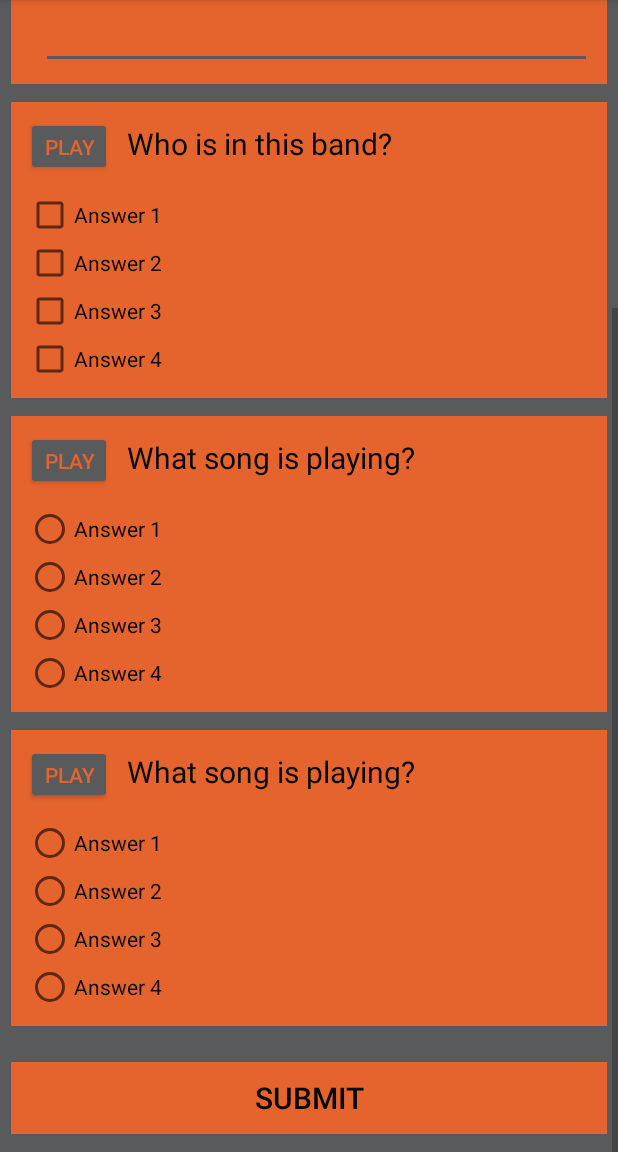
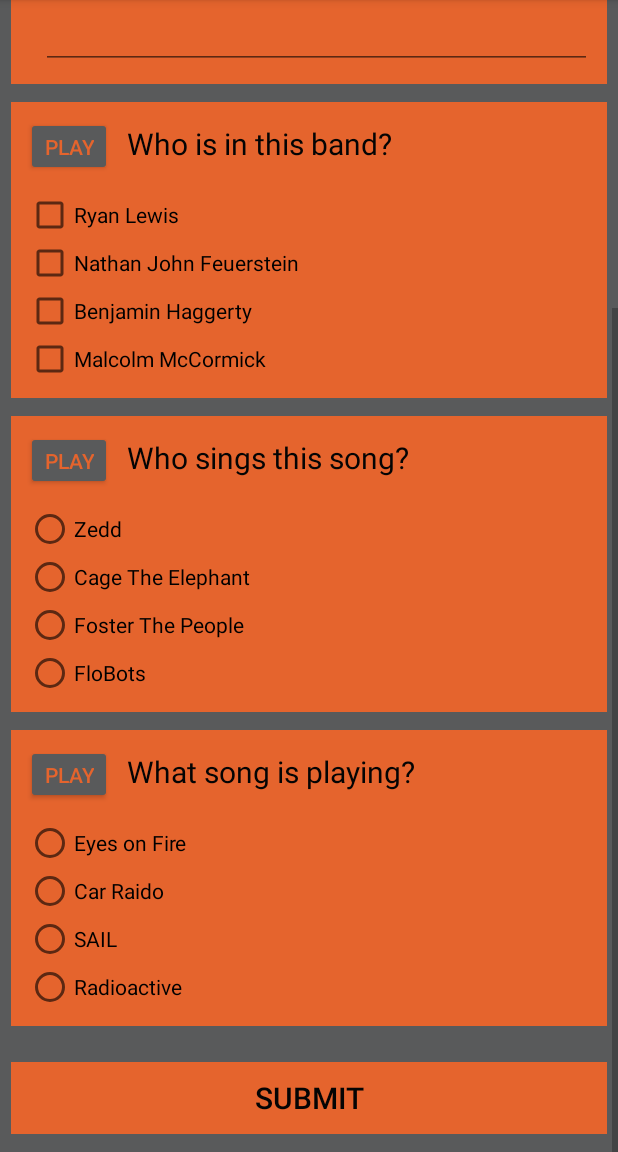
Before and after one commit to masterblasterx89/Quiz_App, an Android app: the screen it shows after launch (MainActivity), scrolled down 280 dp, on a phone screen of 412 x 824 dp, the part 84-1236 px from its top. Run offline under Robolectric (Android 15) with nearby library versions, the phone set to English and light mode, and no system bars.

Commit message:
Added more logic to fix bug in the checkbox's also fixed all hardcode strings.

```diff
--- a/app/src/main/java/com/qubixsolutions/quiz_app/MainActivity.java
+++ b/app/src/main/java/com/qubixsolutions/quiz_app/MainActivity.java
@@ -18,14 +18,15 @@ public class MainActivity extends AppCompatActivity {
 
     int numberCorrect = 0;
 
+    // Methods that play/grab the mps for the play buttons.
     @Override
     protected void onCreate(Bundle savedInstanceState) {
         super.onCreate(savedInstanceState);
         setContentView(R.layout.activity_main);
 
         Button firstPlayButton = this.findViewById(R.id.first_play_btn);
-        final MediaPlayer firstPlayMP = MediaPlayer.create(this, R.raw.test_sound);
-        firstPlayButton.setOnClickListener(new View.OnClickListener(){
+        final MediaPlayer firstPlayMP = MediaPlayer.create(this, R.raw.matchquestion1);
+        firstPlayButton.setOnClickListener(new View.OnClickListener() {
 
             public void onClick(View v) {
                 firstPlayMP.start();
@@ -33,8 +34,8 @@ public class MainActivity extends AppCompatActivity {
         });
 
         Button secondPlayButton = this.findViewById(R.id.second_play_btn);
-        final MediaPlayer secondPlayMP = MediaPlayer.create(this, R.raw.test_sound);
-        secondPlayButton.setOnClickListener(new View.OnClickListener(){
+        final MediaPlayer secondPlayMP = MediaPlayer.create(this, R.raw.pilotquestion2);
+        secondPlayButton.setOnClickListener(new View.OnClickListener() {
 
             public void onClick(View v) {
                 secondPlayMP.start();
@@ -42,8 +43,8 @@ public class MainActivity extends AppCompatActivity {
         });
 
         Button thirdPlayButton = this.findViewById(R.id.third_play_btn);
-        final MediaPlayer thirdPlayMP = MediaPlayer.create(this, R.raw.test_sound);
-        thirdPlayButton.setOnClickListener(new View.OnClickListener(){
+        final MediaPlayer thirdPlayMP = MediaPlayer.create(this, R.raw.mackquestion3);
+        thirdPlayButton.setOnClickListener(new View.OnClickListener() {
 
             public void onClick(View v) {
                 thirdPlayMP.start();
@@ -51,8 +52,8 @@ public class MainActivity extends AppCompatActivity {
         });
 
         Button forthPlayButton = this.findViewById(R.id.forth_play_btn);
-        final MediaPlayer forthPlayMP = MediaPlayer.create(this, R.raw.test_sound);
-        forthPlayButton.setOnClickListener(new View.OnClickListener(){
+        final MediaPlayer forthPlayMP = MediaPlayer.create(this, R.raw.flobotsquestion4);
+        forthPlayButton.setOnClickListener(new View.OnClickListener() {
 
             public void onClick(View v) {
                 forthPlayMP.start();
@@ -60,8 +61,8 @@ public class MainActivity extends AppCompatActivity {
         });
 
         Button fifthPlayButton = this.findViewById(R.id.fifth_play_btn);
-        final MediaPlayer fifthPlayMP = MediaPlayer.create(this, R.raw.test_sound);
-        fifthPlayButton.setOnClickListener(new View.OnClickListener(){
+        final MediaPlayer fifthPlayMP = MediaPlayer.create(this, R.raw.sailquestion5);
+        fifthPlayButton.setOnClickListener(new View.OnClickListener() {
 
             public void onClick(View v) {
                 fifthPlayMP.start();
@@ -69,13 +70,13 @@ public class MainActivity extends AppCompatActivity {
         });
 
 
-
-
     }
 
-    public void submitQuiz (View view) {
+    public void submitQuiz(View view) {
 
         numberCorrect = 0;
+
+        //Grabbing what the user selected from the questions
 
 
         RadioButton getFirstAnswer = findViewById(R.id.first_answer1);
@@ -85,44 +86,51 @@ public class MainActivity extends AppCompatActivity {
         String getSecondAnswerString = getSecondAnswer.getText().toString();
 
         CheckBox getThirdAnswer1 = findViewById(R.id.third_answer1);
+        CheckBox getThirdAnswer2 = findViewById(R.id.third_answer2);
+        CheckBox getThirdAnswer3 = findViewById(R.id.third_answer3);
+        CheckBox getThirdAnswer4 = findViewById(R.id.third_answer4);
 
 
-        CheckBox getThirdAnswer2 = findViewById(R.id.third_answer2);
-
-
-        RadioButton getForthAnswer = findViewById(R.id.forth_answer3);
+        RadioButton getForthAnswer = findViewById(R.id.forth_answer4);
 
 
         RadioButton getFifthAnswer = findViewById(R.id.fifth_answer3);
 
+        //Testing the users answer to the correct answer.
 
-        if (getFirstAnswer.isChecked())
-        {
+
+        if (getFirstAnswer.isChecked()) {
             numberCorrect = numberCorrect + 1;
         }
 
-        if (getSecondAnswerString.equals("Jim"))
-        {
+
+        if (getSecondAnswerString.equals("Ride") || getSecondAnswerString.equals("ride")) {
             numberCorrect = numberCorrect + 1;
         }
 
-        if (getThirdAnswer1.isChecked() & getThirdAnswer2.isChecked())
-        {
+        if (getThirdAnswer1.isChecked() & getThirdAnswer3.isChecked()) {
             numberCorrect = numberCorrect + 1;
         }
 
-        if (getForthAnswer.isChecked())
-        {
+        if (getThirdAnswer2.isChecked() & getThirdAnswer4.isChecked()) {
+            numberCorrect = numberCorrect - 1;
+        }
+
+        if (getForthAnswer.isChecked()) {
             numberCorrect = numberCorrect + 1;
         }
 
-        if (getFifthAnswer.isChecked())
-        {
+        if (getFifthAnswer.isChecked()) {
             numberCorrect = numberCorrect + 1;
         }
 
-        Toast.makeText(getApplicationContext(), "Number Correct " + numberCorrect + "/5.",Toast.LENGTH_LONG).show();
+        Toast.makeText(getApplicationContext(), "Number Correct " + numberCorrect + "/5.", Toast.LENGTH_SHORT).show();
 
 
     }
 }
+
+//"Copyright Disclaimer Under Section 107 of the Copyright Act 1976, allowance is made for "fair use"
+// for purposes such as criticism, comment, news reporting, teaching, scholarship, and research.
+// Fair use is a use permitted by copyright statute that might otherwise be infringing. Non-profit,
+// educational or personal use tips the balance in favor of fair use."
--- a/app/src/main/res/layout/activity_main.xml
+++ b/app/src/main/res/layout/activity_main.xml
@@ -33,7 +33,7 @@
                     android:backgroundTint="@color/colorAccent"
                     android:minHeight="@dimen/play_button_height"
                     android:minWidth="@dimen/play_button_width"
-                    android:text="Play"
+                    android:text="@string/playString"
                     android:textColor="@color/colorPrimary">
 
                 </Button>
@@ -43,7 +43,7 @@
                     android:layout_width="fill_parent"
                     android:layout_height="wrap_content"
                     android:paddingLeft="@dimen/mainQuestionFontPaddingLeft"
-                    android:text="What song is playing?"
+                    android:text="@string/whatSong"
                     android:textColor="@color/fontColor"
                     android:textSize="@dimen/questionMainFontSize">
 
@@ -64,32 +64,32 @@
                     >
 
                     <RadioButton
+                        android:id="@+id/first_answer1"
                         android:layout_width="wrap_content"
                         android:layout_height="wrap_content"
-                        android:text="Answer 1"
-                        android:textColor="@color/fontColor"
-                        android:id="@+id/first_answer1"/>
+                        android:text="@string/question1Answer1"
+                        android:textColor="@color/fontColor"/>
 
                     <RadioButton
+                        android:id="@+id/first_answer2"
                         android:layout_width="wrap_content"
                         android:layout_height="wrap_content"
-                        android:text="Answer 2"
-                        android:textColor="@color/fontColor"
-                        android:id="@+id/first_answer2"/>
+                        android:text="@string/question1Answer2"
+                        android:textColor="@color/fontColor"/>
 
                     <RadioButton
+                        android:id="@+id/first_answer3"
                         android:layout_width="wrap_content"
                         android:layout_height="wrap_content"
-                        android:text="Answer 3"
-                        android:textColor="@color/fontColor"
-                        android:id="@+id/first_answer3"/>
+                        android:text="@string/question1Answer3"
+                        android:textColor="@color/fontColor"/>
 
                     <RadioButton
+                        android:id="@+id/first_answer4"
                         android:layout_width="wrap_content"
                         android:layout_height="wrap_content"
-                        android:text="Answer 4"
-                        android:textColor="@color/fontColor"
-                        android:id="@+id/first_answer4"/>
+                        android:text="@string/question1Answer4"
+                        android:textColor="@color/fontColor"/>
                 </RadioGroup>
             </LinearLayout>
         </LinearLayout>
@@ -117,7 +117,7 @@
                     android:backgroundTint="@color/colorAccent"
                     android:minHeight="@dimen/play_button_height"
                     android:minWidth="@dimen/play_button_width"
-                    android:text="Play"
+                    android:text="@string/playString"
                     android:textColor="@color/colorPrimary">
 
                 </Button>
@@ -126,11 +126,11 @@
                     android:id="@+id/second_question"
                     android:layout_width="wrap_content"
                     android:layout_height="wrap_content"
-                    android:text="What is the next word in the song?"
+                    android:layout_marginBottom="5dp"
+                    android:paddingLeft="@dimen/mainQuestionFontPaddingLeft"
+                    android:text="@string/question2"
                     android:textColor="@color/fontColor"
-                    android:textSize="@dimen/questionMainFontSize"
-                    android:paddingLeft="@dimen/mainQuestionFontPaddingLeft"
-                    android:layout_marginBottom="5dp">
+                    android:textSize="@dimen/questionMainFontSize">
 
                 </TextView>
 
@@ -140,14 +140,17 @@
                 android:layout_width="match_parent"
                 android:layout_height="wrap_content"
                 android:layout_marginStart="10dp"
+                android:focusable="true"
+                android:focusableInTouchMode="true"
                 android:orientation="horizontal">
 
+
                 <EditText
+                    android:id="@+id/second_answer"
                     android:layout_width="match_parent"
                     android:layout_height="wrap_content"
                     android:layout_marginLeft="@dimen/edit_text_layout_margin_left"
-                    android:layout_marginRight="@dimen/edit_text_layout_margin_right"
-                    android:id="@+id/second_answer"/>
+                    android:layout_marginRight="@dimen/edit_text_layout_margin_right"/>
 
             </LinearLayout>
         </LinearLayout>
@@ -175,7 +178,7 @@
                     android:backgroundTint="@color/colorAccent"
                     android:minHeight="@dimen/play_button_height"
                     android:minWidth="@dimen/play_button_width"
-                    android:text="Play"
+                    android:text="@string/playString"
                     android:textColor="@color/colorPrimary">
 
                 </Button>
@@ -184,10 +187,10 @@
                     android:id="@+id/third_question"
                     android:layout_width="wrap_content"
                     android:layout_height="wrap_content"
-                    android:text="Who is in this band?"
+                    android:paddingLeft="@dimen/mainQuestionFontPaddingLeft"
+                    android:text="@string/question3"
                     android:textColor="@color/fontColor"
-                    android:textSize="@dimen/questionMainFontSize"
-                    android:paddingLeft="@dimen/mainQuestionFontPaddingLeft">
+                    android:textSize="@dimen/questionMainFontSize">
 
                 </TextView>
 
@@ -201,28 +204,28 @@
                 android:orientation="vertical">
 
                 <CheckBox
+                    android:id="@+id/third_answer1"
                     android:layout_width="wrap_content"
                     android:layout_height="wrap_content"
-                    android:text="Answer 1"
-                    android:id="@+id/third_answer1"/>
+                    android:text="@string/question3Answer1"/>
 
                 <CheckBox
+                    android:id="@+id/third_answer2"
                     android:layout_width="wrap_content"
                     android:layout_height="wrap_content"
-                    android:text="Answer 2"
-                    android:id="@+id/third_answer2" />
+                    android:text="@string/question3Answer2" />
 
                 <CheckBox
+                    android:id="@+id/third_answer3"
                     android:layout_width="wrap_content"
                     android:layout_height="wrap_content"
-                    android:text="Answer 3"
-                    android:id="@+id/third_answer3"/>
+                    android:text="@string/question3Answer3"/>
 
                 <CheckBox
+                    android:id="@+id/third_answer4"
                     android:layout_width="wrap_content"
                     android:layout_height="wrap_content"
-                    android:text="Answer 4"
-                    android:id="@+id/third_answer4"/>
+                    android:text="@string/question3Answer4"/>
             </LinearLayout>
         </LinearLayout>
 
@@ -249,7 +252,7 @@
                     android:backgroundTint="@color/colorAccent"
                     android:minHeight="@dimen/play_button_height"
                     android:minWidth="@dimen/play_button_width"
-                    android:text="Play"
+                    android:text="@string/playString"
                     android:textColor="@color/colorPrimary">
 
                 </Button>
@@ -258,89 +261,9 @@
                     android:id="@+id/forth_question"
                     android:layout_width="wrap_content"
                     android:layout_height="wrap_content"
-                    android:text="What song is playing?"
+                    android:paddingLeft="@dimen/mainQuestionFontPaddingLeft"
+                    android:text="@string/question4"
                     android:textColor="@color/fontColor"
-                    android:textSize="@dimen/questionMainFontSize"
-                    android:paddingLeft="@dimen/mainQuestionFontPaddingLeft">
-
-                </TextView>
-
-
-            </LinearLayout>
-
-            <LinearLayout
-                android:layout_width="wrap_content"
-                android:layout_height="wrap_content"
-                android:layout_marginStart="10dp"
-                android:orientation="vertical">
-
-                <RadioGroup
-                    android:layout_width="wrap_content"
-                    android:layout_height="wrap_content">
-
-                    <RadioButton
-                        android:layout_width="wrap_content"
-                        android:layout_height="wrap_content"
-                        android:text="Answer 1"
-                        android:id="@+id/forth_answer1"/>
-
-                    <RadioButton
-                        android:layout_width="wrap_content"
-                        android:layout_height="wrap_content"
-                        android:text="Answer 2"
-                        android:id="@+id/forth_answer2"/>
-
-                    <RadioButton
-                        android:layout_width="wrap_content"
-                        android:layout_height="wrap_content"
-                        android:text="Answer 3"
-                        android:id="@+id/forth_answer3"/>
-
-                    <RadioButton
-                        android:layout_width="wrap_content"
-                        android:layout_height="wrap_content"
-                        android:text="Answer 4"
-                        android:id="@+id/forth_answer4"/>
-                </RadioGroup>
-            </LinearLayout>
-        </LinearLayout>
-
-        <LinearLayout
-            android:layout_width="match_parent"
-            android:layout_height="wrap_content"
-            android:layout_marginLeft="@dimen/questionLayoutSideMargin"
-            android:layout_marginRight="@dimen/questionLayoutSideMargin"
-            android:layout_marginTop="@dimen/questionLayoutTopBottomMargin"
-            android:background="@color/colorPrimary"
-            android:orientation="vertical"
-            android:paddingBottom="@dimen/question_padding"
-            android:layout_marginBottom="@dimen/questionLayoutTopBottomMargin">
-
-            <LinearLayout
-                android:layout_width="match_parent"
-                android:layout_height="wrap_content"
-                android:layout_margin="@dimen/layout_margin"
-                android:orientation="horizontal">
-
-                <Button
-                    android:id="@+id/fifth_play_btn"
-                    android:layout_width="wrap_content"
-                    android:layout_height="wrap_content"
-                    android:backgroundTint="@color/colorAccent"
-                    android:minHeight="@dimen/play_button_height"
-                    android:minWidth="@dimen/play_button_width"
-                    android:text="Play"
-                    android:textColor="@color/colorPrimary">
-
-                </Button>
-
-                <TextView
-                    android:id="@+id/fifth_question"
-                    android:layout_width="wrap_content"
-                    android:layout_height="wrap_content"
-                    android:text="What song is playing?"
-                    android:textColor="@color/fontColor"
-                    android:paddingLeft="@dimen/mainQuestionFontPaddingLeft"
                     android:textSize="@dimen/questionMainFontSize">
 
                 </TextView>
@@ -359,49 +282,129 @@
                     android:layout_height="wrap_content">
 
                     <RadioButton
+                        android:id="@+id/forth_answer1"
                         android:layout_width="wrap_content"
                         android:layout_height="wrap_content"
-                        android:text="Answer 1"
-                        android:id="@+id/fifth_answer1"/>
+                        android:text="@string/question4Answer1"/>
 
                     <RadioButton
+                        android:id="@+id/forth_answer2"
                         android:layout_width="wrap_content"
                         android:layout_height="wrap_content"
-                        android:text="Answer 2"
-                        android:id="@+id/fifth_answer2"/>
+                        android:text="@string/question4Answer2"/>
 
                     <RadioButton
+                        android:id="@+id/forth_answer3"
                         android:layout_width="wrap_content"
                         android:layout_height="wrap_content"
-                        android:text="Answer 3"
-                        android:id="@+id/fifth_answer3"/>
+                        android:text="@string/question4Answer3"/>
 
                     <RadioButton
+                        android:id="@+id/forth_answer4"
                         android:layout_width="wrap_content"
                         android:layout_height="wrap_content"
-                        android:text="Answer 4"
-                        android:id="@+id/fifth_answer4"/>
+                        android:text="@string/question4Answer4"/>
+                </RadioGroup>
+            </LinearLayout>
+        </LinearLayout>
+
+        <LinearLayout
+            android:layout_width="match_parent"
+            android:layout_height="wrap_content"
+            android:layout_marginBottom="@dimen/questionLayoutTopBottomMargin"
+            android:layout_marginLeft="@dimen/questionLayoutSideMargin"
+            android:layout_marginRight="@dimen/questionLayoutSideMargin"
+            android:layout_marginTop="@dimen/questionLayoutTopBottomMargin"
+            android:background="@color/colorPrimary"
+            android:orientation="vertical"
+            android:paddingBottom="@dimen/question_padding">
+
+            <LinearLayout
+                android:layout_width="match_parent"
+                android:layout_height="wrap_content"
+                android:layout_margin="@dimen/layout_margin"
+                android:orientation="horizontal">
+
+                <Button
+                    android:id="@+id/fifth_play_btn"
+                    android:layout_width="wrap_content"
+                    android:layout_height="wrap_content"
+                    android:backgroundTint="@color/colorAccent"
+                    android:minHeight="@dimen/play_button_height"
+                    android:minWidth="@dimen/play_button_width"
+                    android:text="@string/playString"
+                    android:textColor="@color/colorPrimary">
+
+                </Button>
+
+                <TextView
+                    android:id="@+id/fifth_question"
+                    android:layout_width="wrap_content"
+                    android:layout_height="wrap_content"
+                    android:paddingLeft="@dimen/mainQuestionFontPaddingLeft"
+                    android:text="@string/question5"
+                    android:textColor="@color/fontColor"
+                    android:textSize="@dimen/questionMainFontSize">
+
+                </TextView>
+
+
+            </LinearLayout>
+
+            <LinearLayout
+                android:layout_width="wrap_content"
+                android:layout_height="wrap_content"
+                android:layout_marginStart="@dimen/layoutMarginStart"
+                android:orientation="vertical">
+
+                <RadioGroup
+                    android:layout_width="wrap_content"
+                    android:layout_height="wrap_content">
+
+                    <RadioButton
+                        android:id="@+id/fifth_answer1"
+                        android:layout_width="wrap_content"
+                        android:layout_height="wrap_content"
+                        android:text="@string/question5Answer1"/>
+
+                    <RadioButton
+                        android:id="@+id/fifth_answer2"
+                        android:layout_width="wrap_content"
+                        android:layout_height="wrap_content"
+                        android:text="@string/question5Answer2"/>
+
+                    <RadioButton
+                        android:id="@+id/fifth_answer3"
+                        android:layout_width="wrap_content"
+                        android:layout_height="wrap_content"
+                        android:text="@string/question5Answer3"/>
+
+                    <RadioButton
+                        android:id="@+id/fifth_answer4"
+                        android:layout_width="wrap_content"
+                        android:layout_height="wrap_content"
+                        android:text="@string/question5Answer4"/>
                 </RadioGroup>
             </LinearLayout>
         </LinearLayout>
         <LinearLayout
             android:layout_width="match_parent"
             android:layout_height="wrap_content"
+            android:layout_marginBottom="@dimen/questionLayoutTopBottomMargin"
             android:layout_marginLeft="@dimen/questionLayoutSideMargin"
             android:layout_marginRight="@dimen/questionLayoutSideMargin"
             android:layout_marginTop="@dimen/questionLayoutTopBottomMargin"
             android:background="@color/colorPrimary"
-            android:orientation="vertical"
-            android:layout_marginBottom="@dimen/questionLayoutTopBottomMargin">
+            android:orientation="vertical">
 
             <Button
                 android:layout_width="match_parent"
                 android:layout_height="wrap_content"
-                android:text="Submit"
                 android:background="@color/colorPrimary"
+                android:onClick="submitQuiz"
+                android:text="@string/submit"
                 android:textColor="@color/fontColor"
-                android:textSize="@dimen/questionMainFontSize"
-                android:onClick="submitQuiz"/>
+                android:textSize="@dimen/questionMainFontSize"/>
         </LinearLayout>
     </LinearLayout>
 </ScrollView>
--- a/app/src/main/res/values/dimens.xml
+++ b/app/src/main/res/values/dimens.xml
@@ -8,6 +8,7 @@
     <dimen name="question_padding">10dp</dimen>
     <dimen name="questionLayoutSideMargin">7dp</dimen>
     <dimen name="questionLayoutTopBottomMargin">12dp</dimen>
+    <dimen name="layoutMarginStart">10dp</dimen>
 
     <!-- Font Settings -->
     <dimen name="questionMainFontSize">20sp</dimen>
--- a/app/src/main/res/values/strings.xml
+++ b/app/src/main/res/values/strings.xml
@@ -1,3 +1,32 @@
 <resources>
     <string name="app_name">Quiz_App</string>
+    <string name="playString">Play</string>
+    <string name="whatSong">What song is playing?</string>
+    <string name="question1Answer1">Matchbox Twenty</string>
+    <string name="question1Answer2">3 Doors Down</string>
+    <string name="question1Answer3">Lifehouse</string>
+    <string name="question1Answer4">One Republic</string>
+
+    <string name="question2">What is the next word in the song?</string>
+
+    <string name="question3">Who is in this band?</string>
+    <string name="question3Answer1">Ryan Lewis</string>
+    <string name="question3Answer2">Nathan John Feuerstein</string>
+    <string name="question3Answer3">Benjamin Haggerty</string>
+    <string name="question3Answer4">Malcolm McCormick</string>
+
+    <string name="question4">Who sings this song?</string>
+    <string name="question4Answer1">Zedd</string>
+    <string name="question4Answer2">Cage The Elephant</string>
+    <string name="question4Answer3">Foster The People</string>
+    <string name="question4Answer4">FloBots</string>
+
+    <string name="question5">What song is playing?</string>
+    <string name="question5Answer1">Eyes on Fire</string>
+    <string name="question5Answer2">Car Raido</string>
+    <string name="question5Answer3">SAIL</string>
+    <string name="question5Answer4">Radioactive</string>
+
+    <string name="submit">Submit</string>
+
 </resources>
```
